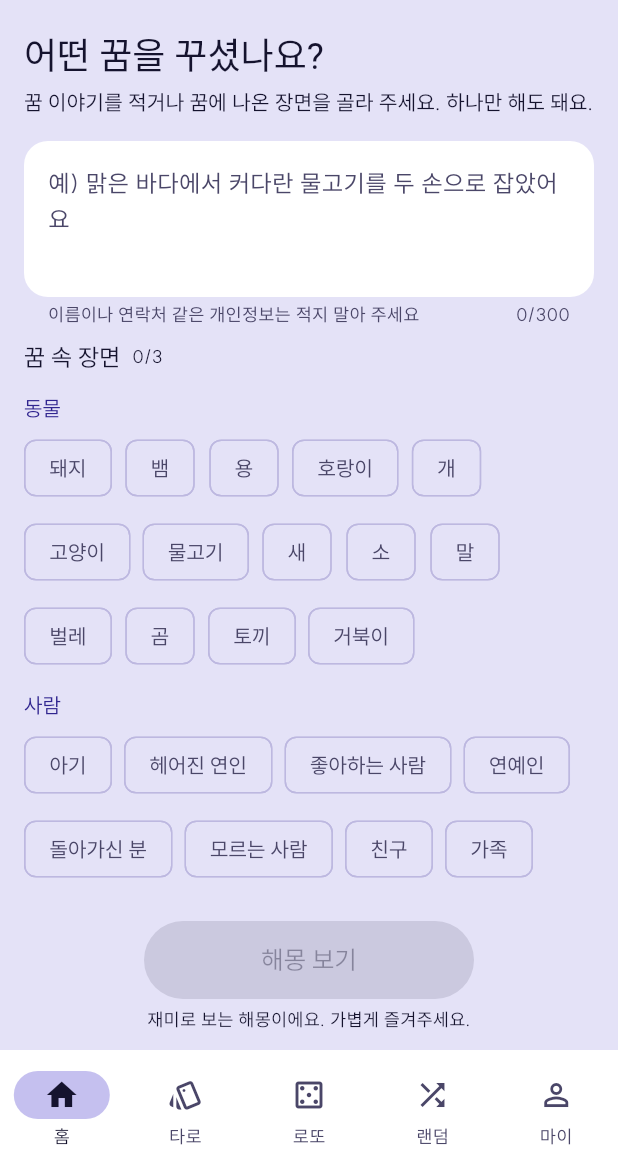
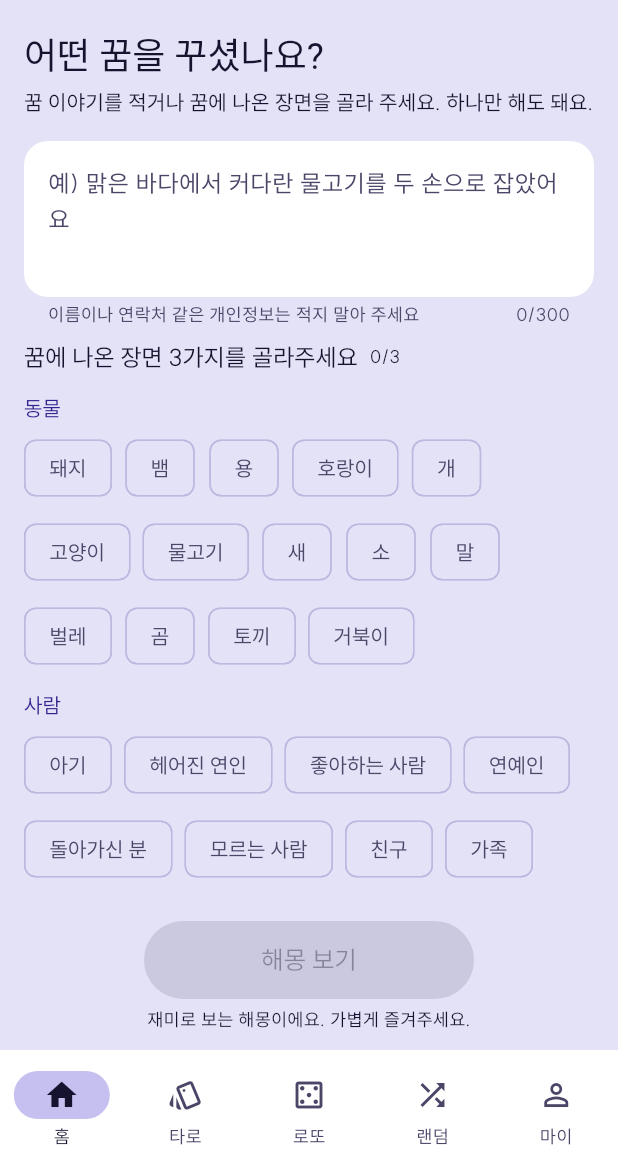
Before and after one commit to shlete/Oppop, a Flutter app: the screen it shows after launch, after a tap on "해몽뽑기", on a phone screen of 412 x 824 dp, the part 66-1236 px from its top. Run offline on Flutter 3.47's test engine with Material 3 defaults, Android fonts, the phone set to English and light mode, and no system bars; our stand-ins replace firebase_core, flutter_riverpod, google_mobile_ads, share_plus, shared_preferences, web; missing offline and left inert: dart:js_interop, firebase_app_check, gal; accounts and stored records are empty; network calls fail; Roboto replaces fonts that are missing (IBMPlexSansKR); project files that could hold a hidden picture were left out.

Commit message:
해몽뽑기: 장면 고르기 안내를 '꿈에 나온 장면 3가지를 골라주세요'로
Co-Authored-By: Claude Opus 5.5 (1M context) <noreply@anthropic.com>
Claude-Session: https://claude.ai/code/session_01FsZtawRLD1deWrySo6vrEK

```diff
--- a/lib/features/dream/dream_screen.dart
+++ b/lib/features/dream/dream_screen.dart
@@ -119,7 +119,12 @@ class _DreamScreenState extends ConsumerState<DreamScreen> {
                         const SizedBox(height: 8),
                         Row(
                           children: [
-                            Text('꿈 속 장면', style: text.titleMedium),
+                            Flexible(
+                              child: Text(
+                                '꿈에 나온 장면 ${DreamScreen.maxPicks}가지를 골라주세요',
+                                style: text.titleMedium,
+                              ),
+                            ),
                             const SizedBox(width: 8),
                             Text(
                               '${_picked.length}/${DreamScreen.maxPicks}',
```
